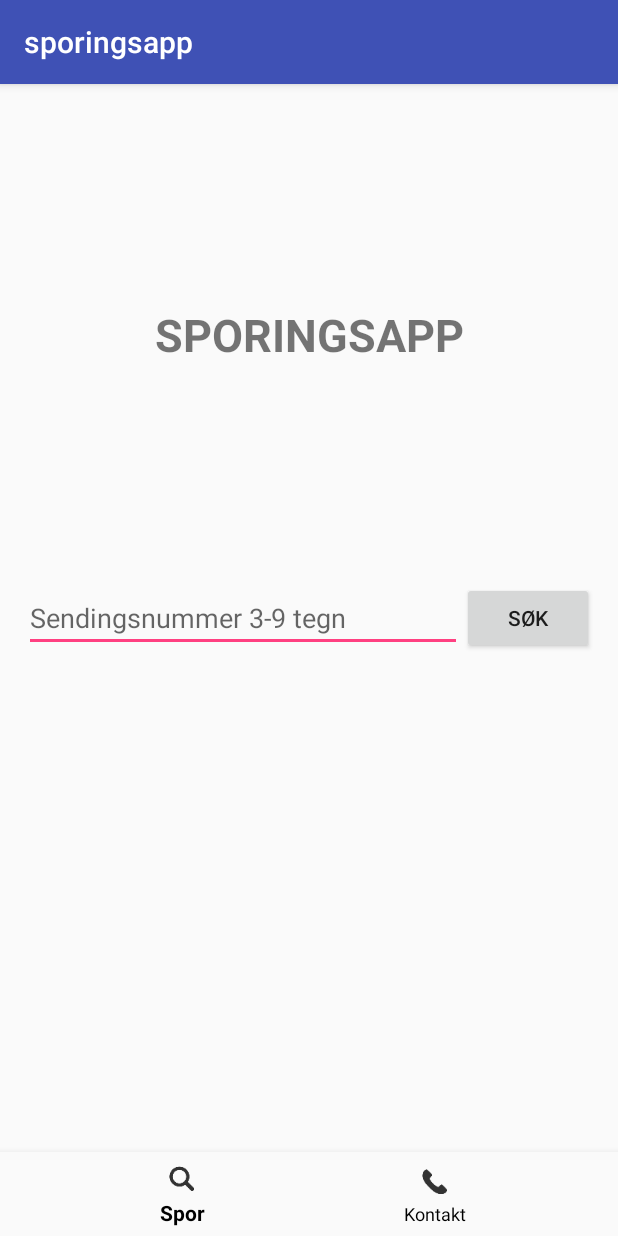
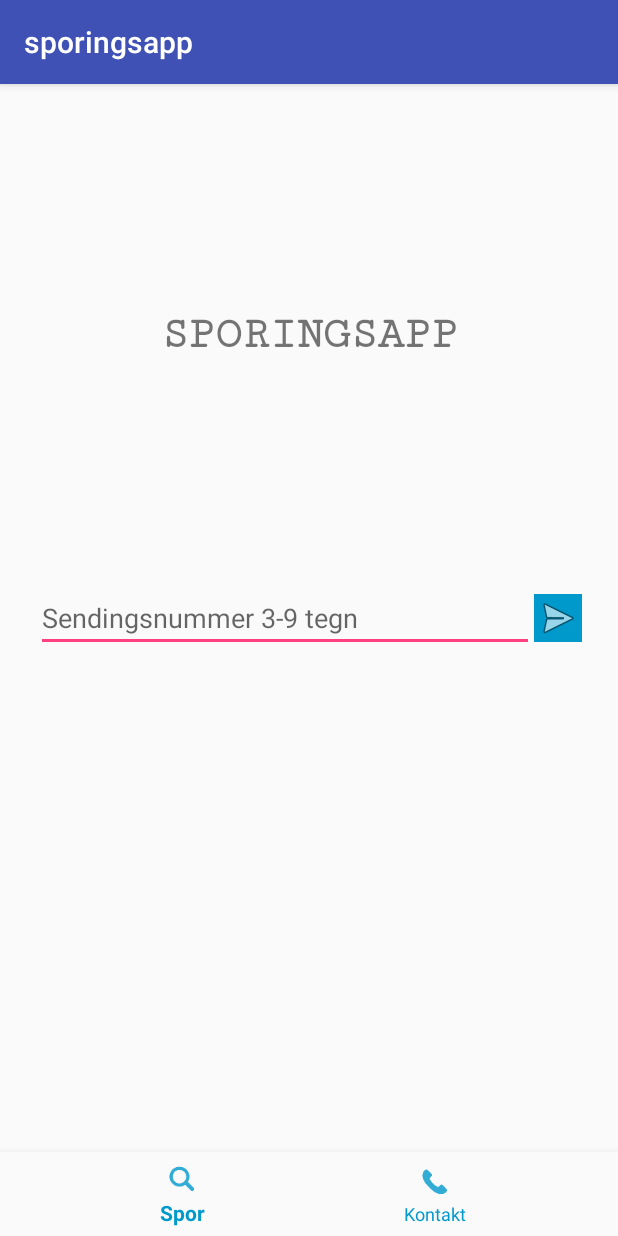
Before and after one commit to BuggeSolutions/sporingsapp, an Android app: the screen it shows after launch (MainActivity), on a phone screen of 412 x 824 dp. Run offline under Robolectric (Android 15) with nearby library versions, the phone set to English and light mode, and no system bars.

Commit message:
Minor UI changes

```diff
--- a/app/src/main/java/solutions/bugge/sporingsapp/MainActivity.java
+++ b/app/src/main/java/solutions/bugge/sporingsapp/MainActivity.java
@@ -6,8 +6,8 @@ import android.support.design.widget.BottomNavigationView;
 import android.support.v7.app.AppCompatActivity;
 import android.view.MenuItem;
 import android.view.View;
-import android.widget.Button;
 import android.widget.EditText;
+import android.widget.ImageButton;
 import android.widget.TextView;
 
 public class MainActivity extends AppCompatActivity {
@@ -33,7 +33,7 @@ public class MainActivity extends AppCompatActivity {
     }
 
     private void btnSearchAction(){
-        Button btnSearch = findViewById(R.id.btnSearch);
+        ImageButton btnSearch = findViewById(R.id.btnSearch);
         btnSearch.setOnClickListener(new View.OnClickListener() {
             public void onClick(View v) {
                 EditText txtSeach = findViewById(R.id.txtSearch);
--- a/app/src/main/res/layout/activity_main.xml
+++ b/app/src/main/res/layout/activity_main.xml
@@ -12,20 +12,20 @@
         android:layout_width="0dp"
         android:layout_height="wrap_content"
         android:background="?android:attr/windowBackground"
-        app:itemIconTint="@android:color/black"
-        app:itemTextColor="@android:color/black"
+        app:itemIconTint="@android:color/holo_blue_dark"
+        app:itemTextColor="@android:color/holo_blue_dark"
         app:layout_constraintBottom_toBottomOf="parent"
         app:layout_constraintLeft_toLeftOf="parent"
         app:layout_constraintRight_toRightOf="parent"
-        app:menu="@menu/navigation" >
-
+        app:menu="@menu/navigation"
+        >
     </android.support.design.widget.BottomNavigationView>
 
     <EditText
         android:id="@+id/txtSearch"
         android:layout_width="0dp"
         android:layout_height="wrap_content"
-        android:layout_marginStart="16dp"
+        android:layout_marginStart="24dp"
         android:ems="10"
         android:hint="Sendingsnummer 3-9 tegn"
         android:inputType="number"
@@ -36,22 +36,13 @@
         app:layout_constraintStart_toStartOf="parent"
         app:layout_constraintTop_toTopOf="parent" />
 
-    <Button
-        android:id="@+id/btnSearch"
-        android:layout_width="0dp"
-        android:layout_height="wrap_content"
-        android:layout_marginEnd="16dp"
-        android:text="Søk"
-        app:layout_constraintBottom_toTopOf="@+id/navigation"
-        app:layout_constraintEnd_toEndOf="parent"
-        app:layout_constraintTop_toTopOf="parent" />
-
     <TextView
         android:id="@+id/txtTitle"
         android:layout_width="wrap_content"
         android:layout_height="wrap_content"
         android:layout_marginBottom="8dp"
         android:layout_marginTop="8dp"
+        android:fontFamily="serif-monospace"
         android:text="SPORINGSAPP"
         android:textSize="30sp"
         android:textStyle="bold"
@@ -69,4 +60,17 @@
         app:layout_constraintStart_toStartOf="parent"
         app:layout_constraintTop_toBottomOf="@+id/txtSearch" />
 
+    <ImageButton
+        android:id="@+id/btnSearch"
+        android:layout_width="wrap_content"
+        android:layout_height="wrap_content"
+        android:layout_marginBottom="8dp"
+        android:layout_marginEnd="24dp"
+        android:layout_marginTop="8dp"
+        android:background="@android:color/holo_blue_dark"
+        app:layout_constraintBottom_toTopOf="@+id/navigation"
+        app:layout_constraintEnd_toEndOf="parent"
+        app:layout_constraintTop_toTopOf="parent"
+        app:srcCompat="@android:drawable/ic_menu_send" />
+
 </android.support.constraint.ConstraintLayout>
```
